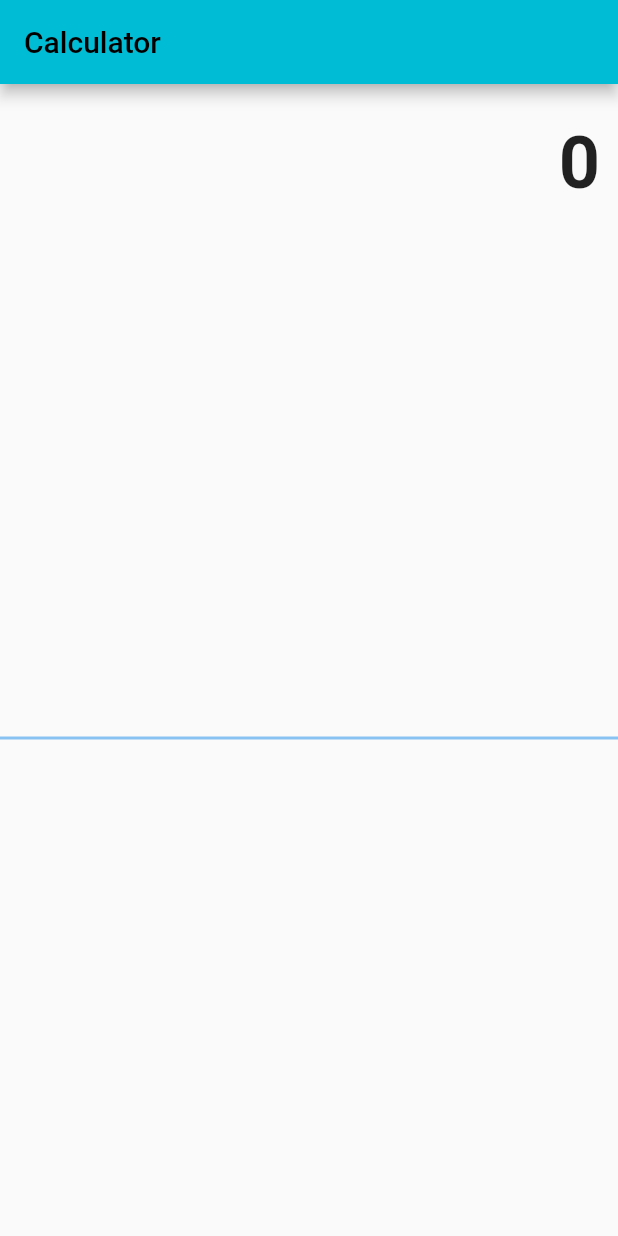
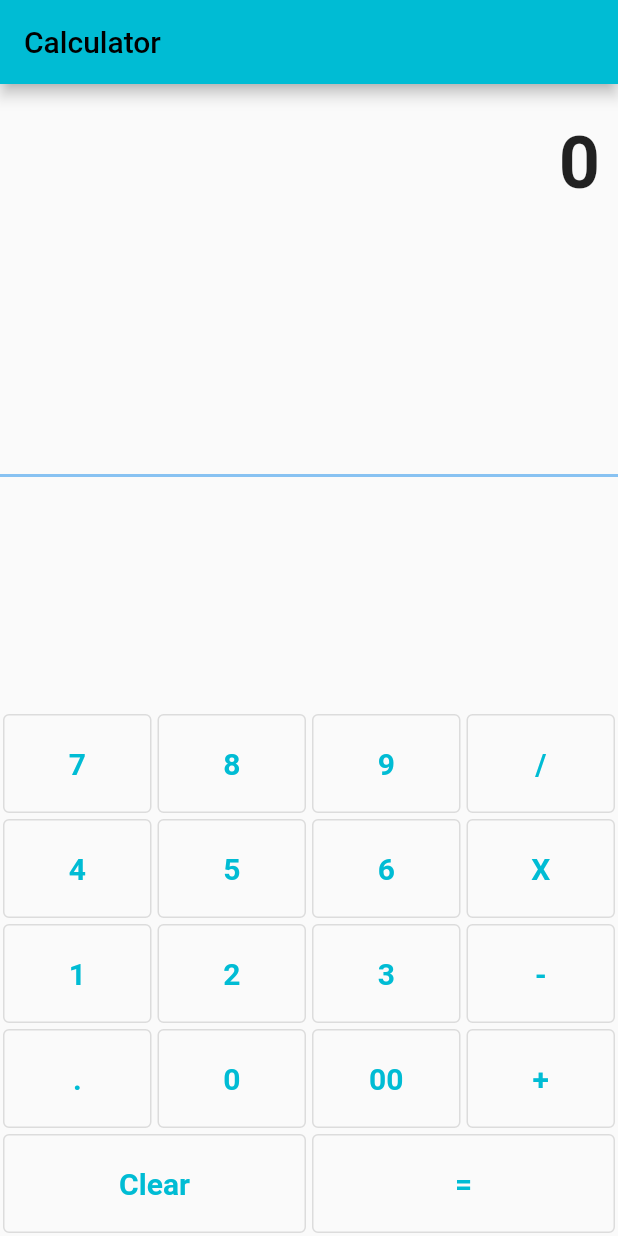
Before and after one commit to rishabh-28-shubham/calculator, a Flutter app: the screen it shows after launch, on a phone screen of 412 x 824 dp. Run offline on Flutter 3.47's test engine with Material 2 defaults, Android fonts, the phone set to English and light mode, and no system bars.

Commit message:
Buttons/Functionalites
adding buttons and there functionalities like +,-,*,/,etc.

```diff
--- a/lib/main.dart
+++ b/lib/main.dart
@@ -28,21 +28,101 @@ class pagef extends StatefulWidget {
   @override
   State<pagef> createState() => _pagefState();
 }
-//this function will be called when the calculator button is pressed
-buttonPressed(){
 
-}
+// buttonPressed(){
 
-//this widget is used to create buttons so that i have not to create those ones again and again
+// }
 
-// Widget bulidButton(){
-//   return(
-//
+// //this widget is used to create buttons so that i have not to create those ones again and again
+
+// Widget bulidButton(String buttonText){
+//   return  Expanded(
+//     child:SizedBox(
+//       height: 70.0,
+//       child: Padding(padding:
+//       const EdgeInsets.all(2.0),
+//       child: OutlinedButton(
+//         onPressed: () => buttonPressed() ,
+//         child: Text(buttonText ,style: const TextStyle(
+//           fontSize: 20,
+//           fontWeight: FontWeight.bold,
+//         ),),),
+//       ),),
 //   );
 // }
 
 
 class _pagefState extends State<pagef> {
+//creating some variable to display output
+String output = '0';
+String output2 = '0';
+double num1 = 0;
+double num2 = 0;
+String operand = '';
+
+//this function will be called when the calculator button is pressed
+buttonPressed(buttonText){
+
+    if(buttonText == 'CLEAR'){
+        output2 = '0';
+        num1 = 0;
+        num2 = 0;
+        operand = '0';
+    }
+    else if(buttonText == '+' || buttonText == '-' || buttonText == '/' || buttonText=='X'){
+      num1 = double.parse(output);
+      operand = buttonText;
+      output2 = '0';
+    }
+
+    else if(buttonText == '.'){
+      if(output2.contains('.')){
+        print('ERROR: Decimal Already Present!!');
+      }
+      else{
+        output2 += buttonText;
+      }
+    }
+    else if(buttonText == "="){
+      if(operand == '+'){
+        output2 = (num1+num2).toString();
+      }
+      if(operand == '-'){
+        output2 = (num1-num2).toString();
+      }
+      if (operand == 'X'){
+        output2 = (num1*num2).toString();
+      }
+      if(operand == '/'){
+        output2 = (num1/num2).toString();
+      }
+      num1 = 0;
+      num2 = 0;
+      operand ='';
+    }
+    else{
+      output2 += buttonText;
+    }
+}
+
+//this widget is used to create buttons so that i have not to create those ones again and again
+
+Widget bulidButton(String buttonText){
+  return  Expanded(
+    child:SizedBox(
+      height: 70.0,
+      child: Padding(padding:
+      const EdgeInsets.all(2.0),
+      child: OutlinedButton(
+        onPressed: () => buttonPressed() ,
+        child: Text(buttonText ,style: const TextStyle(
+          fontSize: 20,
+          fontWeight: FontWeight.bold,
+        ),),),
+      ),),
+  );
+}
+
   @override
   Widget build(BuildContext context) {
     return Scaffold(
@@ -56,15 +136,57 @@ class _pagefState extends State<pagef> {
             Container(
               alignment: Alignment.centerRight,
               padding: const EdgeInsets.symmetric(vertical: 24.0,horizontal: 12.0),
-              child: const Text('0',
-              style: TextStyle(
+              child:  Text( output,
+              style:const TextStyle(
                 fontSize: 48.0,
                 fontWeight: FontWeight.bold,
               ),),
             ),
             const Expanded(
                 child: Divider(color: Color.fromARGB(255, 136, 194, 242),
-                thickness:2.0 ,)
+                thickness:2.0 ,),
+                ),
+                Column(
+                  children: [
+                    Row(
+                      children: [
+                        bulidButton('7'),
+                        bulidButton('8'),
+                        bulidButton('9'),
+                        bulidButton('/'),
+                      ],
+                    ),
+                    Row(
+                      children: [
+                        bulidButton('4'),
+                        bulidButton('5'),
+                        bulidButton('6'),
+                        bulidButton('X'),
+                      ],
+                    ),
+                    Row(
+                      children: [
+                        bulidButton('1'),
+                        bulidButton('2'),
+                        bulidButton('3'),
+                        bulidButton('-'),
+                      ],
+                    ),
+                    Row(
+                      children: [
+                        bulidButton('.'),
+                        bulidButton('0'),
+                        bulidButton('00'),
+                        bulidButton('+'),
+                      ],
+                    ),
+                    Row(
+                      children: [
+                        bulidButton('Clear'),
+                        bulidButton('='),
+                      ],
+                    )
+                  ],
                 )
           ],
         ),
```
